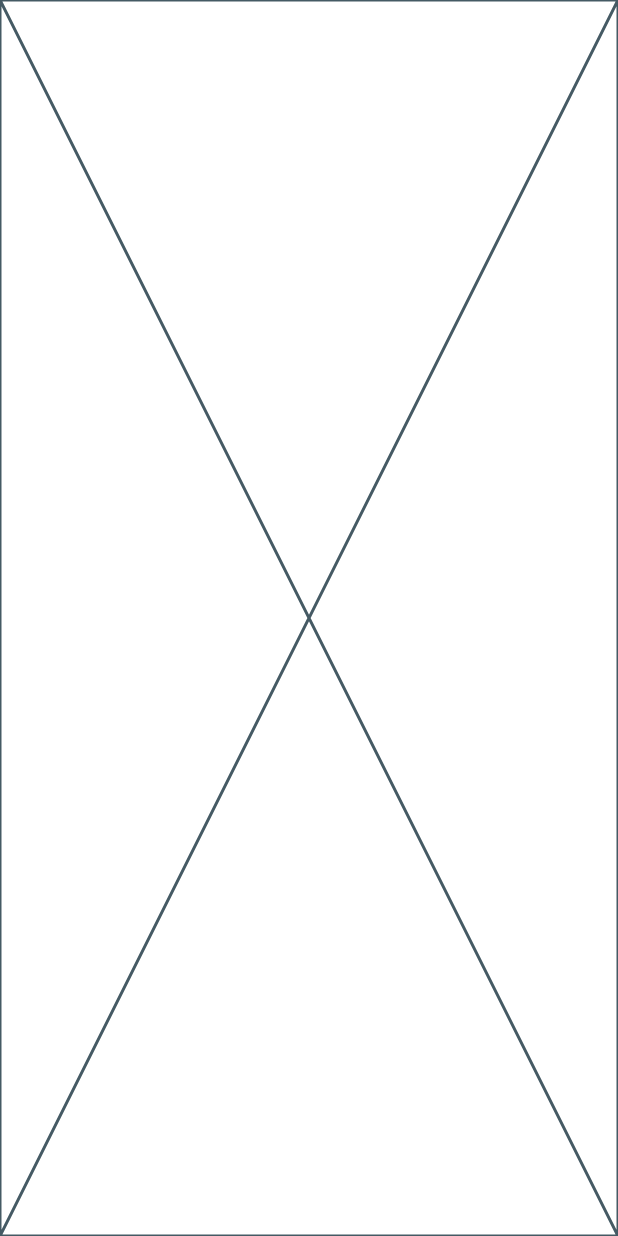
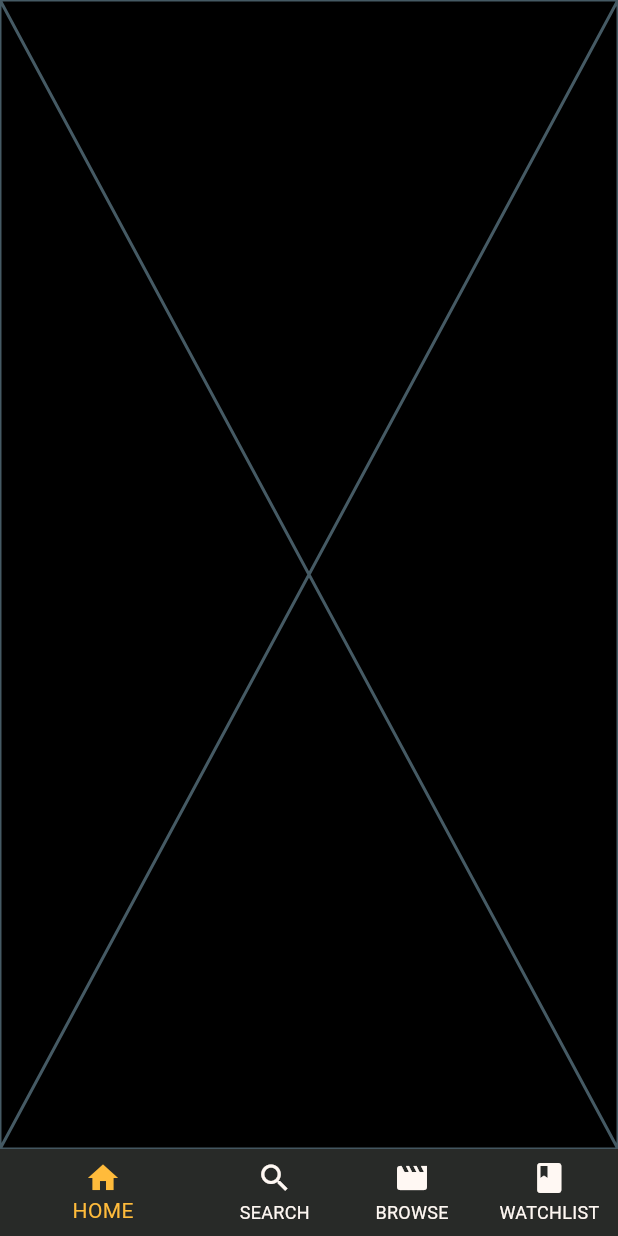
Before and after one commit to ahmedemad1603/Movies-App, a Flutter app: the screen it shows after launch, on a phone screen of 412 x 824 dp. Run offline on Flutter 3.47's test engine with Material 3 defaults, Android fonts, the phone set to English and light mode, and no system bars; our stand-ins replace flutter_svg.

Commit message:
+ Finish the app layout + Finish the bottom navigation bar

```diff
--- a/lib/style/app_style.dart
+++ b/lib/style/app_style.dart
@@ -2,11 +2,18 @@ import 'package:flutter/material.dart';
 
 class AppStyle{
   static const Color primaryColor= Color(0xffFFBB3B);
+  static const Color secondaryColor = Color(0xff282A28);
   static ThemeData darkMode = ThemeData(
     colorScheme: ColorScheme.fromSeed(
       seedColor: primaryColor,
       primary: primaryColor,
+      secondary: secondaryColor
     ),
     scaffoldBackgroundColor: Colors.black,
+    bottomNavigationBarTheme: BottomNavigationBarThemeData(
+      showSelectedLabels: true,
+      showUnselectedLabels: true,
+      selectedItemColor: primaryColor
+    )
   );
 }
--- a/lib/ui/home_screen/home_screen.dart
+++ b/lib/ui/home_screen/home_screen.dart
@@ -1,11 +1,62 @@
 import 'package:flutter/material.dart';
+import 'package:movies_app/ui/home_screen/tabs/browse_tab.dart';
+import 'package:movies_app/ui/home_screen/tabs/home_tab.dart';
+import 'package:movies_app/ui/home_screen/tabs/search_tab.dart';
+import 'package:movies_app/ui/home_screen/tabs/watchlist_tab.dart';
 
-class HomeScreen extends StatelessWidget {
+class HomeScreen extends StatefulWidget {
   static const String routeName = 'Home';
-  const HomeScreen({super.key});
+  HomeScreen({super.key});
+
+  @override
+  State<HomeScreen> createState() => _HomeScreenState();
+}
+
+class _HomeScreenState extends State<HomeScreen> {
+  int selectedIndex = 0;
+
+  List<Widget> tabs = [
+    HomeTab(),
+    SearchTab(),
+    BrowseTab(),
+    WatchlistTab()
+  ];
 
   @override
   Widget build(BuildContext context) {
-    return const Placeholder();
+    return Scaffold(
+      bottomNavigationBar: BottomNavigationBar(
+        currentIndex: selectedIndex,
+        onTap: (index) {
+          selectedIndex = index;
+          setState(() {
+
+          });
+        },
+        items: [
+          BottomNavigationBarItem(
+            backgroundColor: Theme.of(context).colorScheme.secondary,
+            icon: Icon(Icons.home),
+            label: "HOME"
+          ),
+          BottomNavigationBarItem(
+            backgroundColor: Theme.of(context).colorScheme.secondary,
+            icon: Icon(Icons.search),
+            label: "SEARCH"
+          ),
+          BottomNavigationBarItem(
+            backgroundColor: Theme.of(context).colorScheme.secondary,
+            icon: Icon(Icons.movie),
+            label: "BROWSE"
+          ),
+          BottomNavigationBarItem(
+            backgroundColor: Theme.of(context).colorScheme.secondary,
+            icon: Icon(Icons.book),
+            label: "WATCHLIST"
+          ),
+        ],
+      ),
+      body: tabs[selectedIndex],
+    );
   }
 }
--- /dev/null
+++ b/lib/ui/home_screen/tabs/browse_tab.dart
@@ -0,0 +1,10 @@
+import 'package:flutter/material.dart';
+
+class BrowseTab extends StatelessWidget {
+  const BrowseTab({super.key});
+
+  @override
+  Widget build(BuildContext context) {
+    return const Placeholder();
+  }
+}
--- /dev/null
+++ b/lib/ui/home_screen/tabs/home_tab.dart
@@ -0,0 +1,10 @@
+import 'package:flutter/material.dart';
+
+class HomeTab extends StatelessWidget {
+  const HomeTab({super.key});
+
+  @override
+  Widget build(BuildContext context) {
+    return const Placeholder();
+  }
+}
--- /dev/null
+++ b/lib/ui/home_screen/tabs/search_tab.dart
@@ -0,0 +1,10 @@
+import 'package:flutter/material.dart';
+
+class SearchTab extends StatelessWidget {
+  const SearchTab({super.key});
+
+  @override
+  Widget build(BuildContext context) {
+    return const Placeholder();
+  }
+}
--- /dev/null
+++ b/lib/ui/home_screen/tabs/watchlist_tab.dart
@@ -0,0 +1,10 @@
+import 'package:flutter/material.dart';
+
+class WatchlistTab extends StatelessWidget {
+  const WatchlistTab({super.key});
+
+  @override
+  Widget build(BuildContext context) {
+    return const Placeholder();
+  }
+}
```
Also changed, not shown: pubspec.lock.
